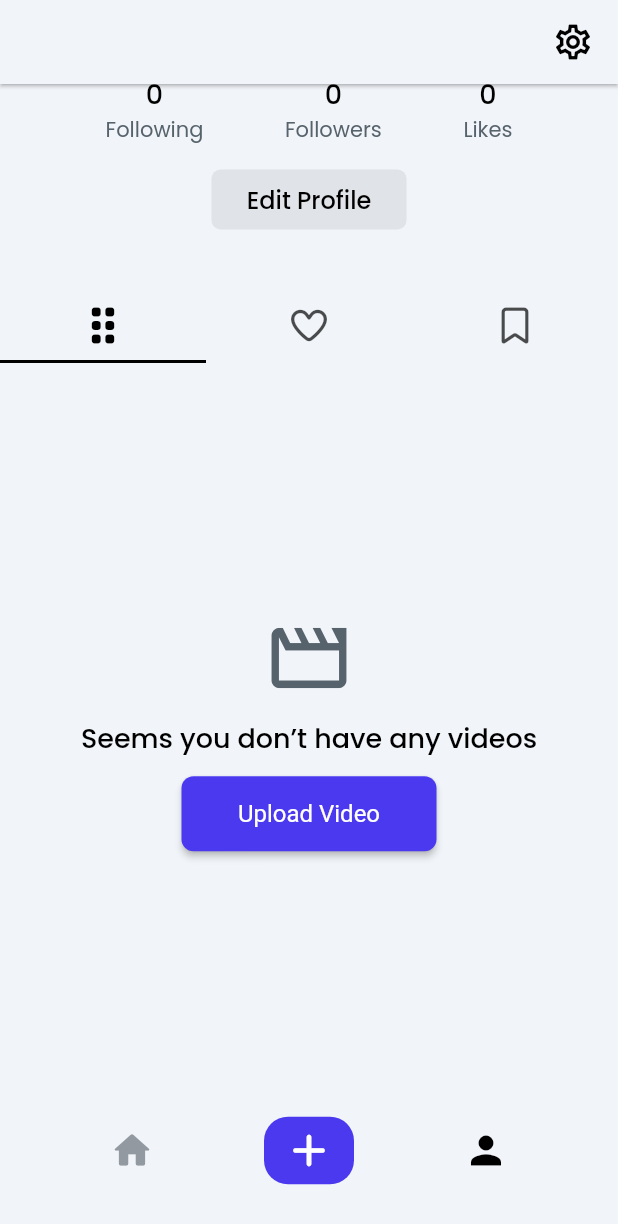
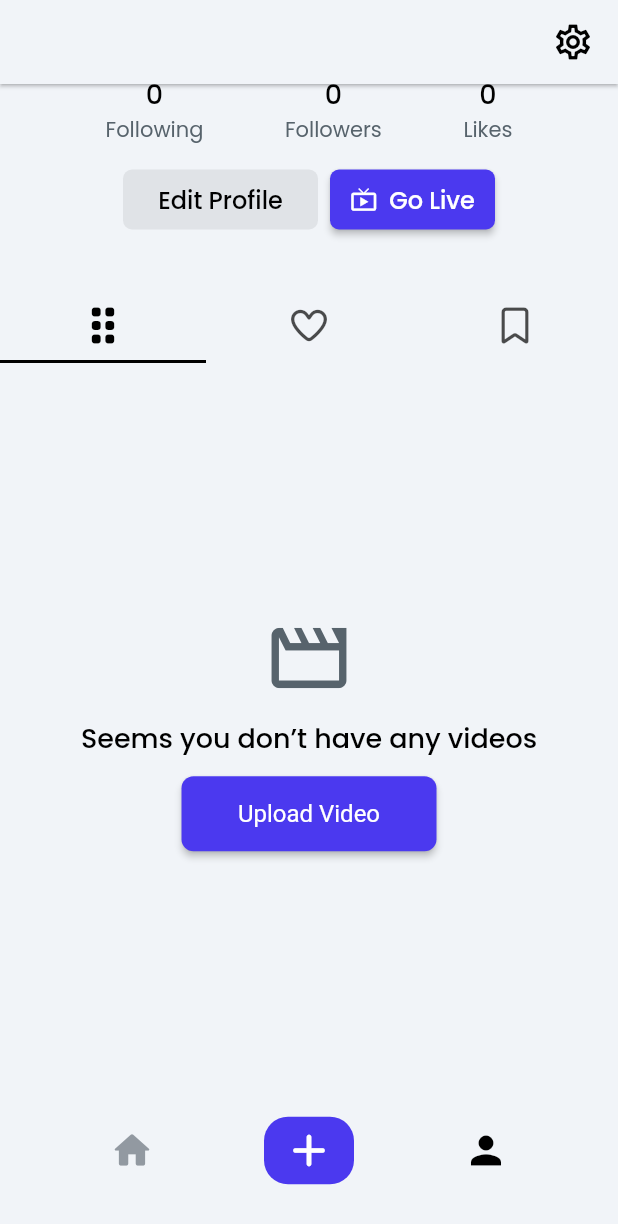
Before and after one commit to freaktop/perezfans, a Flutter app: the ProfileWidget screen opened by its route, scrolled down 175 dp, on a phone screen of 412 x 824 dp. Shown: the top 1224 px of the screen. Run offline on Flutter 3.47's test engine with Material 3 defaults, Android fonts, the phone set to English and light mode, and no system bars; drawn by our look-alikes of auto_size_text; our stand-ins replace chewie, cloud_firestore, cloud_functions, easy_debounce, file_picker, firebase_auth and 20 more; missing offline and left inert: agora_rtc_engine, dart:html, firebase_app_check, json_path, mime_type; accounts and stored records are empty; network calls fail; Roboto replaces fonts that are missing (Lexend Deca).

Commit message:
Add Go Live button to profile page; fix Agora token to use deterministic numeric UID

```diff
--- a/lib/core_pages/profile/profile_widget.dart
+++ b/lib/core_pages/profile/profile_widget.dart
@@ -391,6 +391,10 @@
                               ],
                             ),
                           ),
+                          Row(
+                            mainAxisSize: MainAxisSize.max,
+                            mainAxisAlignment: MainAxisAlignment.center,
+                            children: [
                               FFButtonWidget(
                                 onPressed: () async {
                                   context.pushNamed(EditProfileWidget.routeName);
@@ -428,6 +432,42 @@
                                   ),
                                   borderRadius: BorderRadius.circular(6.0),
                                 ),
+                              ),
+                              const SizedBox(width: 8.0),
+                              FFButtonWidget(
+                                onPressed: () async {
+                                  context.pushNamed(CreatorHubWidget.routeName);
+                                },
+                                text: 'Go Live',
+                                icon: const Icon(
+                                  Icons.live_tv,
+                                  size: 18.0,
+                                ),
+                                options: FFButtonOptions(
+                                  width: 110.0,
+                                  height: 40.0,
+                                  padding: EdgeInsetsDirectional.fromSTEB(
+                                      0.0, 0.0, 0.0, 0.0),
+                                  iconPadding: EdgeInsetsDirectional.fromSTEB(
+                                      0.0, 0.0, 0.0, 0.0),
+                                  color:
+                                      FlutterFlowTheme.of(context).primary,
+                                  textStyle: FlutterFlowTheme.of(context)
+                                      .titleSmall
+                                      .override(
+                                        font: GoogleFonts.poppins(
+                                          fontWeight: FontWeight.w500,
+                                        ),
+                                        color: FlutterFlowTheme.of(context)
+                                            .primaryBtnText,
+                                        letterSpacing: 0.0,
+                                      ),
+                                  elevation: 2.0,
+                                  borderSide: BorderSide.none,
+                                  borderRadius: BorderRadius.circular(6.0),
+                                ),
+                              ),
+                            ],
                           ),
                           Padding(
                             padding: EdgeInsetsDirectional.fromSTEB(
```
Also changed, not shown: 1 other file. Lines whose indentation alone changed are shown as unchanged.
